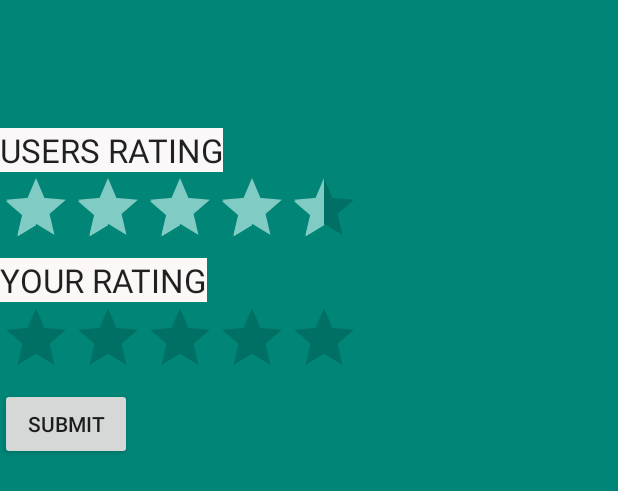
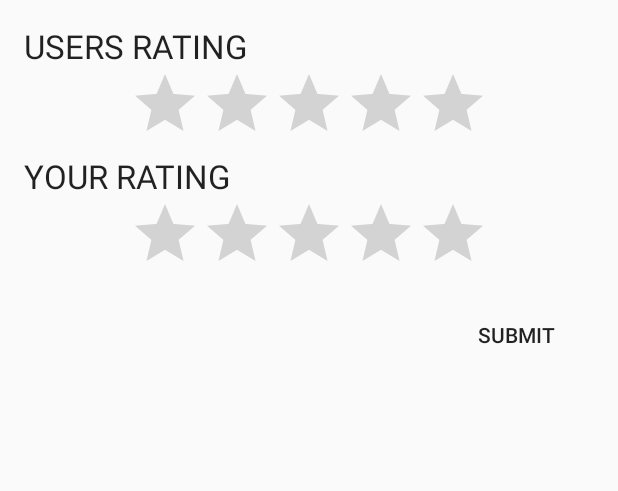
Before and after one commit to TeamShunno/BD-Travel-Magazine, an Android app: the layout rating_layout.xml on its own in the app's theme, with its tools: preview values and no code run, on a phone screen of 412 x 824 dp. Shown: the top 491 px of the screen. Run offline under Robolectric (Android 15) with nearby library versions, the phone set to English and light mode, and no system bars.

Commit message:
+ Drawer Image design improved + Rating Design improved + User rating now load from database

```diff
--- a/app/src/main/res/layout/rating_layout.xml
+++ b/app/src/main/res/layout/rating_layout.xml
@@ -3,55 +3,50 @@
     android:layout_width="match_parent"
     android:layout_height="match_parent"
     android:orientation="vertical"
-    android:background="@color/accent_material_light">
+    android:paddingBottom="@dimen/activity_vertical_margin"
+    android:paddingLeft="@dimen/activity_horizontal_margin"
+    android:paddingRight="@dimen/activity_horizontal_margin"
+    android:paddingTop="@dimen/activity_vertical_margin">
 
     <TextView
+        android:id="@+id/textView2"
         android:layout_width="wrap_content"
         android:layout_height="wrap_content"
-        android:textAppearance="?android:attr/textAppearanceLarge"
         android:text="USERS RATING"
-        android:id="@+id/textView2"
-        android:layout_marginTop="85dp"
-        android:layout_alignParentTop="true"
-        android:layout_alignParentLeft="true"
-        android:layout_alignParentStart="true"
-        android:background="#faf8f8" />
+        android:textAppearance="?android:attr/textAppearanceLarge" />
 
     <RatingBar
+        android:id="@+id/ratingBar"
         android:layout_width="wrap_content"
         android:layout_height="wrap_content"
-        android:id="@+id/ratingBar"
-        android:layout_below="@+id/textView2"
-        android:layout_alignParentRight="true"
-        android:layout_alignParentEnd="true"
-        android:numStars="5"
-        android:rating="4.5" />
+        android:layout_gravity="center"
+        android:isIndicator="true"
+        android:stepSize="0.1" />
 
     <TextView
+        android:id="@+id/textView3"
         android:layout_width="wrap_content"
         android:layout_height="wrap_content"
-        android:textAppearance="?android:attr/textAppearanceLarge"
         android:text="YOUR RATING"
-        android:id="@+id/textView3"
-        android:layout_below="@+id/ratingBar"
-        android:layout_alignParentLeft="true"
-        android:layout_alignParentStart="true"
-        android:background="#fcf8f8" />
+        android:textAppearance="?android:attr/textAppearanceLarge" />
 
     <RatingBar
+        android:id="@+id/ratingBar2"
         android:layout_width="wrap_content"
         android:layout_height="wrap_content"
-        android:id="@+id/ratingBar2"
-        android:layout_below="@+id/textView3"
-        android:layout_toRightOf="@+id/textView2"
-        android:layout_toEndOf="@+id/textView2" />
+        android:layout_gravity="center"
+        android:stepSize="0.1" />
 
-    <Button
-        android:layout_width="wrap_content"
-        android:layout_height="wrap_content"
-        android:text="Submit"
-        android:id="@+id/button"
-        android:layout_below="@+id/ratingBar2"
-        android:layout_alignParentRight="true"
-        android:layout_alignParentEnd="true" />
+    <LinearLayout
+        android:layout_width="match_parent"
+        android:layout_height="@dimen/dialog_button_bar_height"
+        android:layout_marginTop="@dimen/dialog_button_bar_top_margin"
+        android:gravity="center|end">
+
+        <Button
+            android:id="@+id/btnSubmitRating"
+            style="@style/dialog_button"
+            android:text="Submit" />
+
+    </LinearLayout>
 </LinearLayout>
--- a/app/src/main/res/menu/activity_details_drawer.xml
+++ b/app/src/main/res/menu/activity_details_drawer.xml
@@ -31,7 +31,7 @@
         android:title="Previous Tours" />
     <item
         android:id="@+id/nav_rating"
-        android:icon="@drawable/ic_chrome_reader_mode_black_24dp"
+        android:icon="@drawable/ic_stars_black_24dp"
         android:title="Show Rating" />
 
 </menu>
--- a/app/src/main/res/values/colors.xml
+++ b/app/src/main/res/values/colors.xml
@@ -2,5 +2,5 @@
 <resources>
     <color name="colorPrimary">#00796b</color>
     <color name="colorPrimaryDark">#00695c</color>
-    <color name="colorAccent">#FF4081</color>
+    <color name="colorAccent">#80cbc4</color>
 </resources>
--- a/app/src/main/res/values/dimens.xml
+++ b/app/src/main/res/values/dimens.xml
@@ -6,4 +6,5 @@
     <dimen name="activity_horizontal_margin">16dp</dimen>
     <dimen name="activity_vertical_margin">16dp</dimen>
     <dimen name="dialog_button_bar_height">52dp</dimen>
+    <dimen name="dialog_button_bar_top_margin">8dp</dimen>
 </resources>
--- a/app/src/main/res/values/strings.xml
+++ b/app/src/main/res/values/strings.xml
@@ -16,7 +16,7 @@
     <string name="navigation_drawer_close">Close navigation drawer</string>
 
     <string name="pref_update_db">pref_update_db</string>
-    <string name="trending_place">Treding places...</string>
+    <string name="trending_place">Treding places…</string>
     <string name="no_info_found">No Information Found!</string>
     <string name="key_place_id">key_place_id</string>
     <string name="key_gmap_loc">key_gmap_loc</string>
--- a/app/src/main/res/values/styles.xml
+++ b/app/src/main/res/values/styles.xml
@@ -1,11 +1,11 @@
 <resources>
 
     <!-- Base application theme. -->
-    <style name="AppTheme" parent="Theme.AppCompat.Light.DarkActionBar">
+    <style name="AppTheme" parent="Base.Theme.AppCompat.Light.DarkActionBar">
         <!-- Customize your theme here. -->
         <item name="colorPrimary">@color/colorPrimary</item>
         <item name="colorPrimaryDark">@color/colorPrimaryDark</item>
-        <item name="colorAccent">@color/material_deep_teal_200</item>
+        <item name="colorAccent">@color/colorAccent</item>
     </style>
 
     <style name="AppTheme.NoActionBar">
```
Also changed, not shown: app/src/main/java/team/shunno/bdtm/detailsView.java (+19 -17 lines), app/src/main/res/drawable/ic_stars_black_24dp.xml (added, +9 -0 lines), app/src/main/res/drawable/side_nav_bar.xml (+5 -4 lines), app/src/main/res/layout/nav_header_main.xml (+14 -3 lines), app/src/main/assets/bdtm.db.
